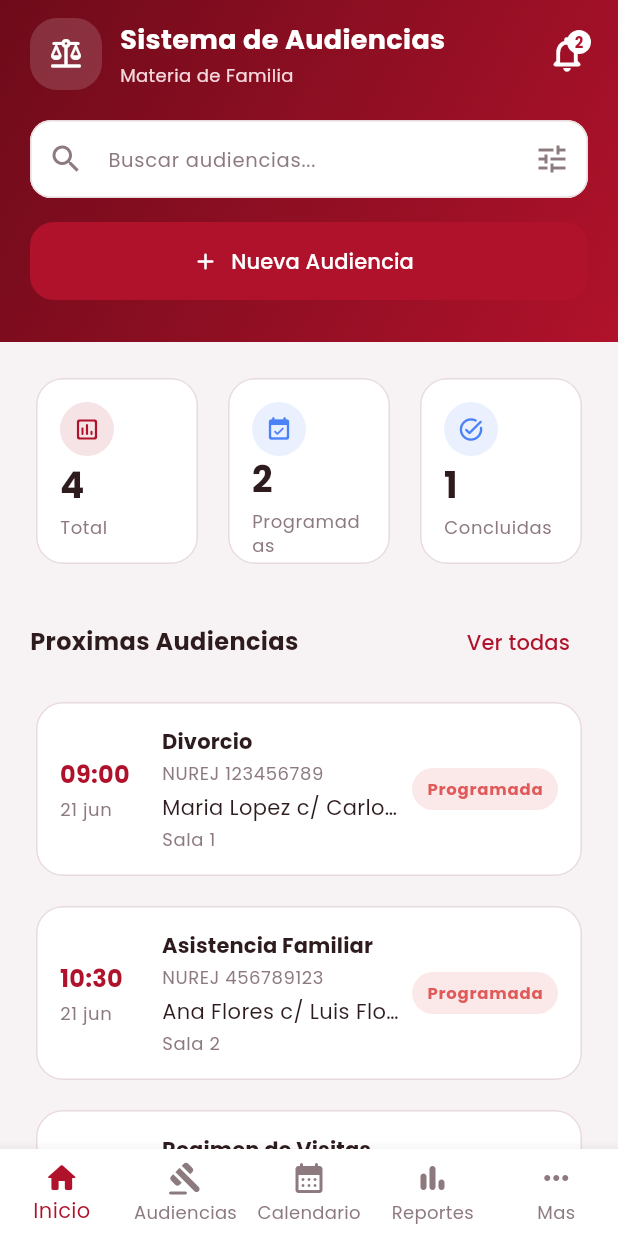
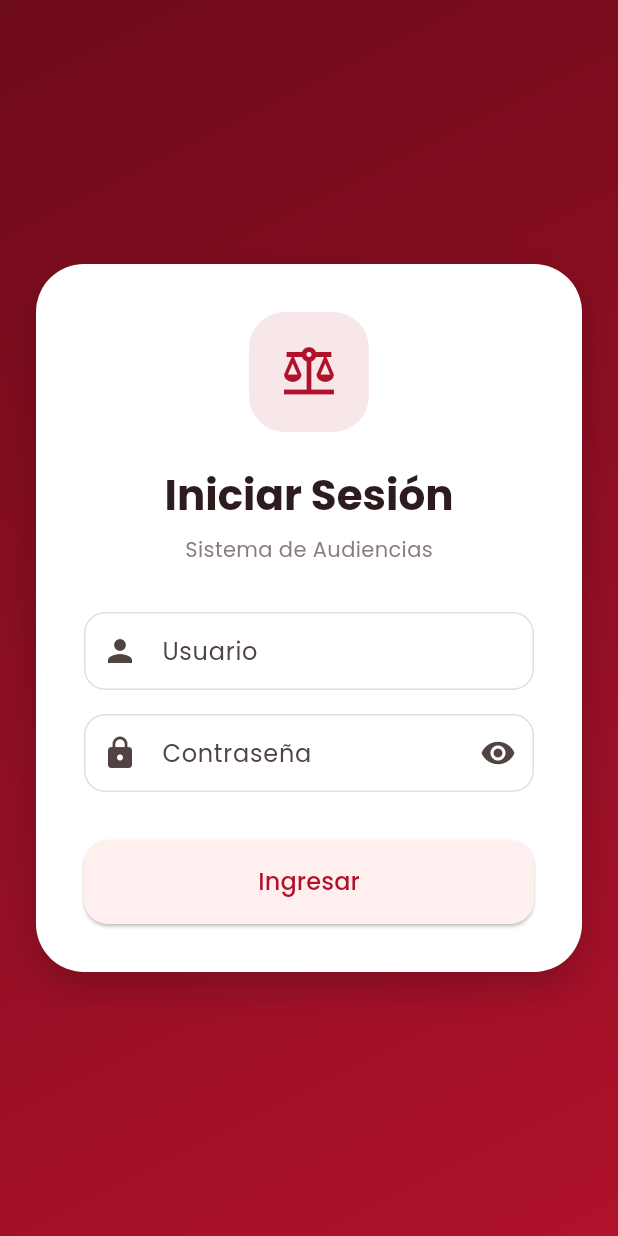
Before and after one commit to Guilder23/AplicacionMultiplataforma-Audiencias, a Flutter app: the screen it shows after launch, on a phone screen of 412 x 824 dp. Run offline on Flutter 3.47's test engine with Material 3 defaults, Android fonts, the phone set to English and light mode, and no system bars; our stand-ins replace fl_chart, google_fonts, shared_preferences, sqflite, sqflite_common_ffi, table_calendar; accounts and stored records are empty.

Commit message:
Ya se puede iniciar sesion en movil y web

```diff
--- a/App-Audiencias/lib/main.dart
+++ b/App-Audiencias/lib/main.dart
@@ -4,8 +4,10 @@ import 'package:provider/provider.dart';
 
 import 'core/theme/app_theme.dart';
 import 'providers/audiencia_provider.dart';
-import 'screens/splash_screen.dart';
-import 'services/local_storage_service.dart';
+import 'providers/auth_provider.dart';
+import 'screens/login_screen.dart';
+import 'screens/app_shell.dart';
+import 'services/api_service.dart';
 
 Future<void> main() async {
   WidgetsFlutterBinding.ensureInitialized();
@@ -18,15 +20,22 @@ class AudienciasApp extends StatelessWidget {
 
   @override
   Widget build(BuildContext context) {
-    return ChangeNotifierProvider(
-      create:
-          (_) =>
-              AudienciaProvider(LocalStorageService.instance)..loadAudiencias(),
-      child: MaterialApp(
-        debugShowCheckedModeBanner: false,
-        title: 'Sistema de Audiencias',
-        theme: AppTheme.light,
-        home: const SplashScreen(),
+    return MultiProvider(
+      providers: [
+        ChangeNotifierProvider(create: (_) => AuthProvider()),
+        ChangeNotifierProvider(
+          create: (_) => AudienciaProvider(ApiService())..loadAudiencias(),
+        ),
+      ],
+      child: Consumer<AuthProvider>(
+        builder: (context, authProvider, _) {
+          return MaterialApp(
+            debugShowCheckedModeBanner: false,
+            title: 'Sistema de Audiencias',
+            theme: AppTheme.light,
+            home: authProvider.isAuthenticated ? const AppShell() : const LoginScreen(),
+          );
+        },
       ),
     );
   }
--- a/App-Audiencias/lib/models/audiencia.dart
+++ b/App-Audiencias/lib/models/audiencia.dart
@@ -77,7 +77,6 @@ class Audiencia {
       'estado': estado,
       'observaciones': observaciones,
       'motivo_suspension': motivoSuspension,
-      'historial': jsonEncode(historial),
     };
   }
 
@@ -89,7 +88,7 @@ class Audiencia {
       demandado: map['demandado'] as String? ?? '',
       fechaHora:
           DateTime.tryParse(map['fecha_hora'] as String? ?? '') ??
-          DateTime.now(),
+              DateTime.now(),
       tipoProceso: map['tipo_proceso'] as String? ?? '',
       tipoAudiencia: map['tipo_audiencia'] as String? ?? '',
       sala: map['sala'] as String? ?? '',
@@ -106,6 +105,9 @@ class Audiencia {
       return const [];
     }
     try {
+      if (rawHistory is List) {
+        return rawHistory.map((item) => item.toString()).toList();
+      }
       final decoded = jsonDecode(rawHistory as String) as List<dynamic>;
       return decoded.map((item) => item.toString()).toList();
     } catch (_) {
--- /dev/null
+++ b/App-Audiencias/lib/providers/auth_provider.dart
@@ -0,0 +1,56 @@
+import 'package:flutter/foundation.dart';
+import 'package:shared_preferences/shared_preferences.dart';
+import '../services/api_service.dart';
+
+class AuthProvider with ChangeNotifier {
+  final ApiService _apiService = ApiService();
+  bool _isAuthenticated = false;
+  String? _username;
+  bool _isLoading = false;
+
+  bool get isAuthenticated => _isAuthenticated;
+  String? get username => _username;
+  bool get isLoading => _isLoading;
+
+  AuthProvider() {
+    _checkAuthStatus();
+  }
+
+  Future<void> _checkAuthStatus() async {
+    final prefs = await SharedPreferences.getInstance();
+    final username = prefs.getString('username');
+    if (username != null) {
+      _isAuthenticated = true;
+      _username = username;
+      notifyListeners();
+    }
+  }
+
+  Future<bool> login(String username, String password) async {
+    _isLoading = true;
+    notifyListeners();
+
+    try {
+      final response = await _apiService.login(username, password);
+      if (response['success'] == true) {
+        _isAuthenticated = true;
+        _username = username;
+        final prefs = await SharedPreferences.getInstance();
+        await prefs.setString('username', username);
+        return true;
+      }
+    } finally {
+      _isLoading = false;
+      notifyListeners();
+    }
+    return false;
+  }
+
+  Future<void> logout() async {
+    _isAuthenticated = false;
+    _username = null;
+    final prefs = await SharedPreferences.getInstance();
+    await prefs.remove('username');
+    notifyListeners();
+  }
+}
--- /dev/null
+++ b/App-Audiencias/lib/screens/login_screen.dart
@@ -0,0 +1,196 @@
+import 'package:flutter/material.dart';
+import 'package:provider/provider.dart';
+import '../core/theme/app_theme.dart';
+import '../providers/auth_provider.dart';
+import '../widgets/ui_components.dart';
+import 'app_shell.dart';
+
+class LoginScreen extends StatefulWidget {
+  const LoginScreen({super.key});
+
+  @override
+  State<LoginScreen> createState() => _LoginScreenState();
+}
+
+class _LoginScreenState extends State<LoginScreen> {
+  final _formKey = GlobalKey<FormState>();
+  final _usernameController = TextEditingController();
+  final _passwordController = TextEditingController();
+  bool _obscurePassword = true;
+
+  @override
+  void dispose() {
+    _usernameController.dispose();
+    _passwordController.dispose();
+    super.dispose();
+  }
+
+  Future<void> _submit() async {
+    if (_formKey.currentState!.validate()) {
+      final authProvider = Provider.of<AuthProvider>(context, listen: false);
+      final success = await authProvider.login(
+        _usernameController.text.trim(),
+        _passwordController.text,
+      );
+
+      if (success) {
+        if (!mounted) return;
+        Navigator.of(context).pushReplacement(
+          MaterialPageRoute(builder: (_) => const AppShell()),
+        );
+      } else {
+        if (!mounted) return;
+        ScaffoldMessenger.of(context).showSnackBar(
+          const SnackBar(
+            content: Text('Usuario o contraseña incorrectos'),
+            backgroundColor: Colors.red,
+          ),
+        );
+      }
+    }
+  }
+
+  @override
+  Widget build(BuildContext context) {
+    final theme = Theme.of(context);
+    final authProvider = context.watch<AuthProvider>();
+
+    return Scaffold(
+      body: Container(
+        decoration: BoxDecoration(
+          gradient: LinearGradient(
+            begin: Alignment.topLeft,
+            end: Alignment.bottomRight,
+            colors: [
+              AppColors.primaryDark,
+              AppColors.primary,
+            ],
+          ),
+        ),
+        child: SafeArea(
+          child: Center(
+            child: SingleChildScrollView(
+              padding: const EdgeInsets.all(24),
+              child: Container(
+                width: double.infinity,
+                constraints: const BoxConstraints(maxWidth: 400),
+                decoration: BoxDecoration(
+                  color: AppColors.surface,
+                  borderRadius: BorderRadius.circular(32),
+                  boxShadow: [
+                    BoxShadow(
+                      color: Colors.black.withOpacity(0.2),
+                      blurRadius: 20,
+                      offset: const Offset(0, 10),
+                    ),
+                  ],
+                ),
+                padding: const EdgeInsets.all(32),
+                child: Form(
+                  key: _formKey,
+                  child: Column(
+                    mainAxisSize: MainAxisSize.min,
+                    children: [
+                      Container(
+                        width: 80,
+                        height: 80,
+                        decoration: BoxDecoration(
+                          color: AppColors.primary.withOpacity(0.1),
+                          borderRadius: BorderRadius.circular(24),
+                        ),
+                        child: Icon(
+                          Icons.balance,
+                          size: 40,
+                          color: AppColors.primary,
+                        ),
+                      ),
+                      const SizedBox(height: 24),
+                      Text(
+                        'Iniciar Sesión',
+                        style: theme.textTheme.headlineMedium?.copyWith(
+                          fontWeight: FontWeight.bold,
+                          color: AppColors.text,
+                        ),
+                      ),
+                      const SizedBox(height: 8),
+                      Text(
+                        'Sistema de Audiencias',
+                        style: theme.textTheme.bodyMedium?.copyWith(
+                          color: AppColors.mutedText,
+                        ),
+                      ),
+                      const SizedBox(height: 32),
+                      TextFormField(
+                        controller: _usernameController,
+                        decoration: const InputDecoration(
+                          labelText: 'Usuario',
+                          prefixIcon: Icon(Icons.person),
+                          border: OutlineInputBorder(),
+                          filled: true,
+                        ),
+                        enabled: !authProvider.isLoading,
+                        validator: (value) =>
+                            (value?.trim().isEmpty ?? true)
+                                ? 'Ingrese su usuario'
+                                : null,
+                      ),
+                      const SizedBox(height: 16),
+                      TextFormField(
+                        controller: _passwordController,
+                        obscureText: _obscurePassword,
+                        decoration: InputDecoration(
+                          labelText: 'Contraseña',
+                          prefixIcon: const Icon(Icons.lock),
+                          suffixIcon: IconButton(
+                            icon: Icon(
+                              _obscurePassword
+                                  ? Icons.visibility
+                                  : Icons.visibility_off,
+                            ),
+                            onPressed: () {
+                              setState(() {
+                                _obscurePassword = !_obscurePassword;
+                              });
+                            },
+                          ),
+                          border: const OutlineInputBorder(),
+                          filled: true,
+                        ),
+                        enabled: !authProvider.isLoading,
+                        validator: (value) =>
+                            (value?.isEmpty ?? true)
+                                ? 'Ingrese su contraseña'
+                                : null,
+                        onFieldSubmitted: (_) => _submit(),
+                      ),
+                      const SizedBox(height: 32),
+                      SizedBox(
+                        width: double.infinity,
+                        height: 56,
+                        child: authProvider.isLoading
+                            ? const Center(child: CircularProgressIndicator())
+                            : ElevatedButton(
+                                onPressed: _submit,
+                                style: ElevatedButton.styleFrom(
+                                  shape: RoundedRectangleBorder(
+                                    borderRadius: BorderRadius.circular(16),
+                                  ),
+                                  padding: const EdgeInsets.symmetric(vertical: 16),
+                                ),
+                                child: const Text(
+                                  'Ingresar',
+                                  style: TextStyle(fontSize: 16),
+                                ),
+                              ),
+                      ),
+                    ],
+                  ),
+                ),
+              ),
+            ),
+          ),
+        ),
+      ),
+    );
+  }
+}
--- a/App-Audiencias/pubspec.yaml
+++ b/App-Audiencias/pubspec.yaml
@@ -40,6 +40,8 @@ dependencies:
   fl_chart: ^0.68.0
   intl: ^0.19.0
   google_fonts: ^6.2.1
+  http: ^1.2.0
+  shared_preferences: ^2.2.2
 
 dev_dependencies:
   flutter_test:
--- a/backend_django/requirements.txt
+++ b/backend_django/requirements.txt
@@ -1,3 +1,4 @@
 Django>=5.0
 psycopg2-binary>=2.9
 python-dotenv>=1.0
+django-cors-headers>=4.0
```
Also changed, not shown: App-Audiencias/lib/providers/audiencia_provider.dart (+48 -42 lines), App-Audiencias/lib/screens/app_shell.dart (+22 -8 lines), App-Audiencias/lib/services/api_service.dart (added, +107 -0 lines), App-Audiencias/pubspec.lock, 5 other files.
